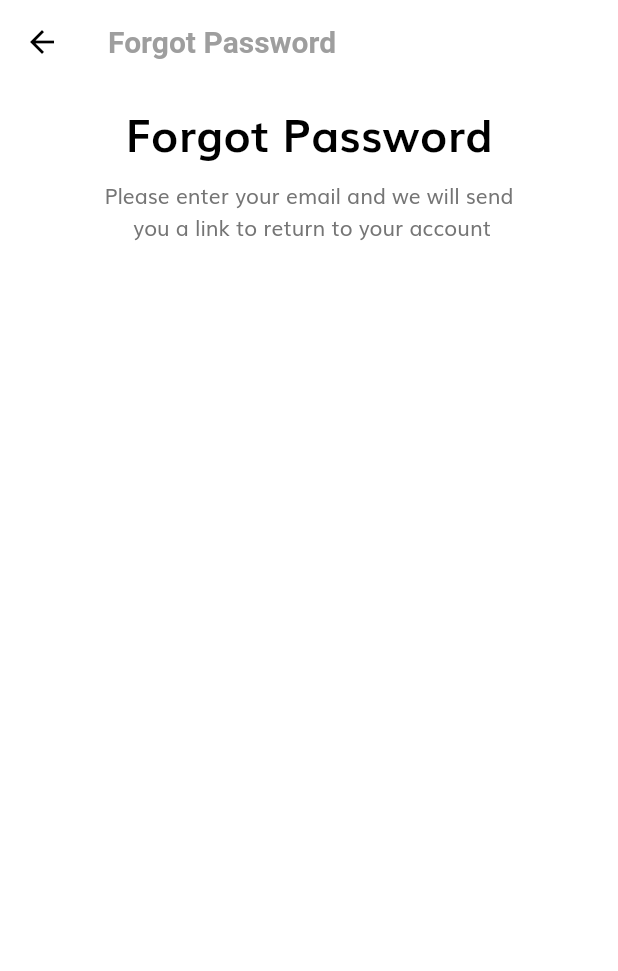
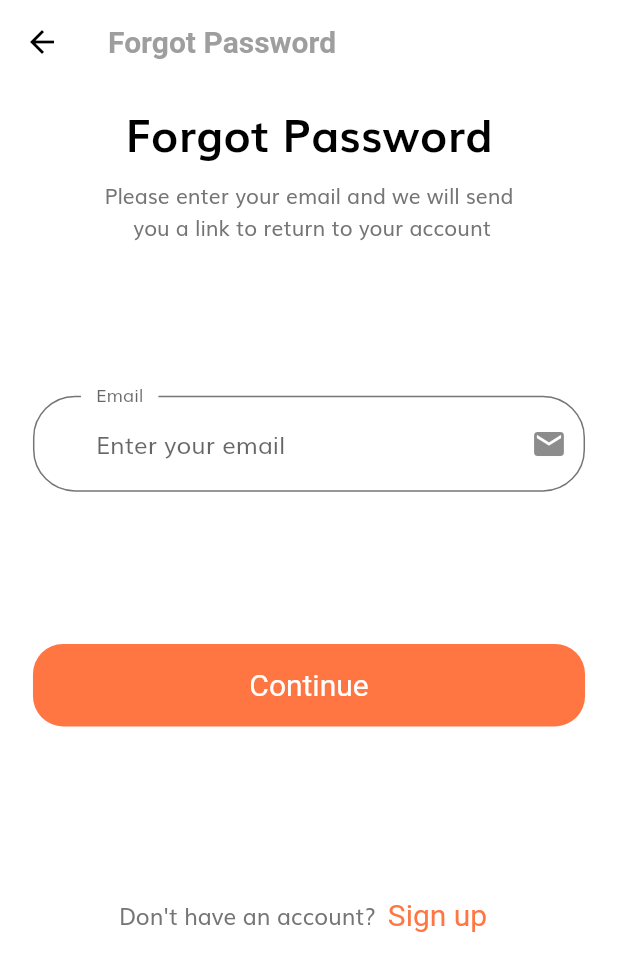
Before and after one commit to HaiTran1880/E_Commerce_App_Flutter, a Flutter app: the ForgotPasswordScreen screen opened by its route, on a phone screen of 412 x 824 dp. Shown: the top 971 px of the screen. Run offline on Flutter 3.47's test engine with Material 2 defaults, Android fonts, the phone set to English and light mode, and no system bars; our stand-ins replace flutter_svg.

Commit message:
update login screen from hai tran

```diff
--- a/lib/route.dart
+++ b/lib/route.dart
@@ -1,4 +1,5 @@
 import 'package:e_commmerce_app_flutter/screens/forgot_password_screen/forgot_password_screen.dart';
+import 'package:e_commmerce_app_flutter/screens/login_success/login_success.dart';
 import 'package:e_commmerce_app_flutter/screens/sig-in/sig_in_screen.dart';
 import 'package:e_commmerce_app_flutter/screens/splash/splash_screen.dart';
 import 'package:flutter/material.dart';
@@ -7,4 +8,5 @@ final Map<String, WidgetBuilder> routes = {
   SplashScreen.routeName: (context) => const SplashScreen(),
   SigInScreen.routeName: (context) => const SigInScreen(),
   ForgotPasswordScreen.routeName: (context) => const ForgotPasswordScreen(),
+  LogInSuccessScreen.routeName: (context) => const LogInSuccessScreen()
 };
--- a/lib/screens/forgot_password_screen/components/body.dart
+++ b/lib/screens/forgot_password_screen/components/body.dart
@@ -1,3 +1,5 @@
+import 'package:e_commmerce_app_flutter/components/default_button.dart';
+import 'package:e_commmerce_app_flutter/constants.dart';
 import 'package:e_commmerce_app_flutter/size_config.dart';
 import 'package:flutter/material.dart';
 
@@ -6,25 +8,92 @@ class Body extends StatelessWidget {
 
   @override
   Widget build(BuildContext context) {
-    return SizedBox(
+    return SingleChildScrollView(
+      child: SizedBox(
         width: double.infinity,
+        child: Padding(
+          padding:
+              EdgeInsets.symmetric(horizontal: getProportionateScreenWidth(20)),
           child: Column(
             children: [
               SizedBox(
                 height: getProportionateScreenHeight(10),
               ),
-          Text("Forgot Password",
+              const Text("Forgot Password",
                   style: TextStyle(
                       fontSize: 30,
                       color: Colors.black,
                       fontWeight: FontWeight.bold)),
               SizedBox(height: getProportionateScreenHeight(10)),
-          Text(
+              const Text(
                 "Please enter your email and we will send \n you a link to return to your account",
                 textAlign: TextAlign.center,
-          )
+              ),
+              SizedBox(height: getProportionateScreenHeight(100)),
+              TextFormField(
+                // onSaved: (newValue) => email = newValue!,
+                // onChanged: (value) => {
+                //   if (value.isNotEmpty && errors.contains(kEmailNullError))
+                //     {
+                //       setState(() {
+                //         errors.remove(kEmailNullError);
+                //       })
+                //     }
+                //   else if (emailValidatorRegExp.hasMatch(value) &&
+                //       errors.contains(kInvalidEmailError))
+                //     {
+                //       setState(() {
+                //         errors.remove(kInvalidEmailError);
+                //       })
+                //     }
+                // },
+                keyboardType: TextInputType.emailAddress,
+                // validator: (value) {
+                //   if (value!.isEmpty && !errors.contains(kEmailNullError)) {
+                //     setState(() {
+                //       errors.add(kEmailNullError);
+                //     });
+                //   } else if (!emailValidatorRegExp.hasMatch(value) &&
+                //       !errors.contains(kInvalidEmailError)) {
+                //     setState(() {
+                //       errors.add(kInvalidEmailError);
+                //     });
+                //   }
+                // },
+                decoration: const InputDecoration(
+                    hintText: "Enter your email",
+                    labelText: "Email",
+                    focusColor: Colors.amber,
+                    floatingLabelBehavior: FloatingLabelBehavior.always,
+                    suffixIcon: Icon(Icons.mail)),
+              ),
+              SizedBox(height: getProportionateScreenHeight(100)),
+              DefaultButton(text: "Continue", press: () {}),
+              SizedBox(height: getProportionateScreenHeight(100)),
+              SignUp()
             ],
+          ),
+        ),
       ),
     );
   }
 }
+
+Row SignUp() {
+  return Row(
+    mainAxisAlignment: MainAxisAlignment.center,
+    children: [
+      const Text("Don't have an account?", style: TextStyle(fontSize: 15)),
+      TextButton(
+        style: TextButton.styleFrom(
+          textStyle: const TextStyle(fontSize: 20),
+        ),
+        onPressed: () {},
+        child: const Text(
+          'Sign up',
+          style: TextStyle(color: kPrimaryColor),
+        ),
+      ),
+    ],
+  );
+}
```
Also changed, not shown: lib/screens/login_success/components/body.dart (added, +30 -0 lines), lib/screens/login_success/login_success.dart (added, +20 -0 lines), lib/screens/sig-in/components/sign_in_form.dart (+10 -5 lines). Lines whose indentation alone changed are shown as unchanged.
